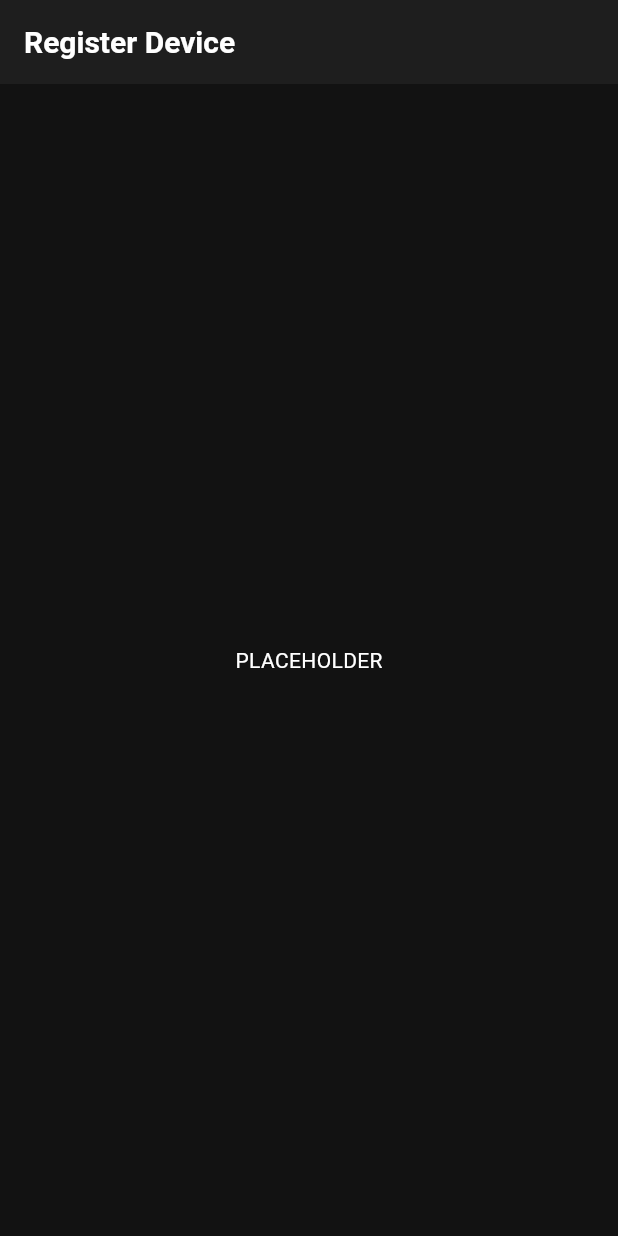
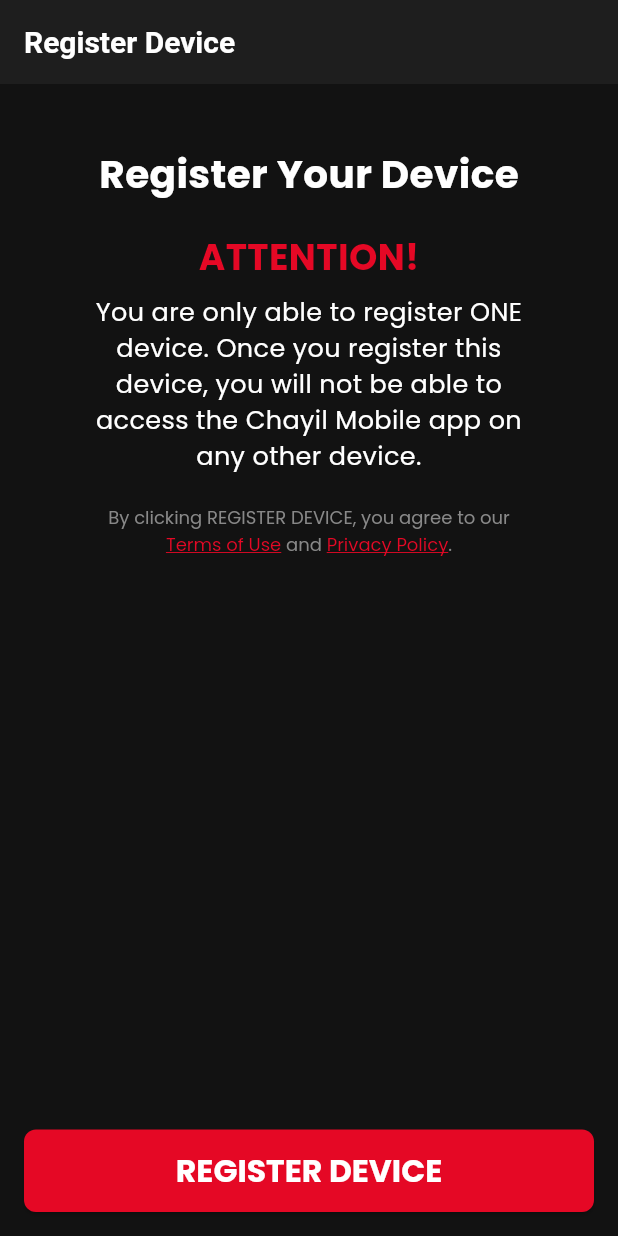
Before and after one commit to ericziegler/ChayilFlutter, a Flutter app: the RegisterDevicePage screen opened directly, on a phone screen of 412 x 824 dp. Run offline on Flutter 3.47's test engine with Material 3 defaults, Android fonts, the phone set to English and light mode, and no system bars; our stand-ins replace chewie, device_info_plus, flutter_secure_storage, video_player; missing offline and left inert: encrypt; accounts and stored records are empty.

Commit message:
EZ: Add links to privacy and terms of use.

```diff
--- a/lib/domain/repositories/user_repository.dart
+++ b/lib/domain/repositories/user_repository.dart
@@ -131,8 +131,9 @@ class UserRepository {
   }
 
   // Register device ID for a user
-  Future<User> registerDevice(String email, String? existingDeviceId) async {
-    final deviceId = existingDeviceId ?? await _getOrCreateDeviceId();
+  Future<User?> registerDevice(String email) async {
+    final deviceId =
+        await _loadCachedDeviceId() ?? await _getOrCreateDeviceId();
 
     final response = await _network.get(
       'user/register_device.php?email=$email&device=$deviceId',
--- a/lib/presentation/authentication/register_device_page.dart
+++ b/lib/presentation/authentication/register_device_page.dart
@@ -1,16 +1,154 @@
 import 'package:flutter/material.dart';
+import 'package:flutter/gestures.dart';
+import 'package:chayil/utilities/styles/colors.dart';
+import 'package:chayil/utilities/styles/text_styles.dart';
+import 'package:chayil/domain/repositories/user_repository.dart';
+import 'package:chayil/domain/models/users/user.dart';
+import 'package:chayil/utilities/components/action_button.dart';
+import 'package:chayil/utilities/components/alert_dialog.dart';
+import 'package:chayil/utilities/components/loading_widget.dart';
+import 'package:chayil/presentation/main_tab/main_tab_page.dart';
+import 'package:url_launcher/url_launcher.dart';
 
-class RegisterDevicePage extends StatelessWidget {
+class RegisterDevicePage extends StatefulWidget {
   const RegisterDevicePage({Key? key}) : super(key: key);
 
   @override
+  State<RegisterDevicePage> createState() => _RegisterDevicePage();
+}
+
+class _RegisterDevicePage extends State<RegisterDevicePage> {
+  final _userRepository = UserRepository();
+  bool _isLoading = false;
+
+  void _onRegisterPressed(BuildContext context) {
+    if (!_isLoading) {
+      FocusManager.instance.primaryFocus?.unfocus();
+      _registerDevice(context);
+    }
+  }
+
+  void _registerDevice(BuildContext context) async {
+    setState(() {
+      _isLoading = true;
+    });
+
+    final email = await _userRepository.loadSecureEmail() ?? '';
+    User? user = await _userRepository.registerDevice(email);
+
+    if (!mounted) return; // ✅
+
+    if (user == null) {
+      showErrorAlert(
+        context,
+        "We were unable to log you in. Please make sure your login code is correct.",
+      );
+    } else {
+      if (user.deviceId == null) {
+        Navigator.of(context).pushReplacement(
+          MaterialPageRoute(builder: (context) => const RegisterDevicePage()),
+        );
+      } else {
+        Navigator.of(context).pushReplacement(
+          MaterialPageRoute(builder: (context) => const MainTabPage()),
+        );
+      }
+    }
+  }
+
+  Future<void> _launchUrl(String urlString) async {
+    final Uri url = Uri.parse(urlString);
+    if (!await launchUrl(url, mode: LaunchMode.externalApplication)) {}
+  }
+
+  @override
   Widget build(BuildContext context) {
+    // Calculate the height to offset the content
+    final double screenHeight = MediaQuery.of(context).size.height;
+    final double offsetHeight = screenHeight * 0.05; // 1/4 of the screen height
+
     return Scaffold(
       appBar: AppBar(
-        title: const Text('Register Device'),
+        title: const Text("Register Device"),
       ),
-      body: const Center(
-        child: Text('PLACEHOLDER'),
+      body: Stack(children: [
+        SingleChildScrollView(
+          keyboardDismissBehavior: ScrollViewKeyboardDismissBehavior.onDrag,
+          child: Center(
+            child: SizedBox(
+              width: 300,
+              child: Column(
+                mainAxisAlignment: MainAxisAlignment.start,
+                children: <Widget>[
+                  SizedBox(height: offsetHeight),
+                  const Text(
+                    'Register Your Device',
+                    style: headerTextStyle,
+                  ),
+                  const SizedBox(height: 20),
+                  const Text(
+                    'ATTENTION!',
+                    style: warningTextStyle,
+                  ),
+                  const SizedBox(height: 8),
+                  const Text(
+                    'You are only able to register ONE device. Once you register this device, you will not be able to access the Chayil Mobile app on any other device.',
+                    style: paragraphTextStyle,
+                    textAlign: TextAlign.center,
+                  ),
+                  const SizedBox(height: 20),
+                  RichText(
+                    textAlign: TextAlign.center,
+                    text: TextSpan(
+                      style: captionTextStyle,
+                      children: [
+                        const TextSpan(
+                            text:
+                                'By clicking REGISTER DEVICE, you agree to our '),
+                        TextSpan(
+                          text: 'Terms of Use',
+                          style: captionTextStyle.copyWith(
+                            decoration: TextDecoration.underline,
+                            color: accentColor,
+                          ),
+                          recognizer: TapGestureRecognizer()
+                            ..onTap = () {
+                              _launchUrl(
+                                  'https://chayilmartialarts.com/mobile-terms.html');
+                            },
+                        ),
+                        const TextSpan(text: ' and '),
+                        TextSpan(
+                          text: 'Privacy Policy',
+                          style: captionTextStyle.copyWith(
+                            decoration: TextDecoration.underline,
+                            color: accentColor,
+                          ),
+                          recognizer: TapGestureRecognizer()
+                            ..onTap = () {
+                              _launchUrl(
+                                  'https://chayilmartialarts.com/mobile-privacy.html');
+                            },
+                        ),
+                        const TextSpan(text: '.'),
+                      ],
+                    ),
+                  ),
+                ],
+              ),
+            ),
+          ),
+        ),
+        if (_isLoading) const LoadingWidget(),
+      ]),
+      bottomNavigationBar: Padding(
+        padding: const EdgeInsets.all(16),
+        child: SafeArea(
+          child: ActionButton(
+            text: 'REGISTER DEVICE',
+            onPressed: () => _onRegisterPressed(context),
+          ),
+        ),
       ),
     );
   }
--- a/lib/utilities/styles/text_styles.dart
+++ b/lib/utilities/styles/text_styles.dart
@@ -13,10 +13,24 @@ const TextStyle headerTextStyle = TextStyle(
   fontSize: 26,
 );
 
+const TextStyle warningTextStyle = TextStyle(
+  color: accentColor,
+  fontFamily: 'Poppins',
+  fontWeight: FontWeight.w700,
+  fontSize: 24,
+);
+
 const TextStyle paragraphTextStyle = TextStyle(
   fontFamily: 'Poppins',
   fontWeight: FontWeight.w400,
   fontSize: 17,
+);
+
+const TextStyle captionTextStyle = TextStyle(
+  color: secondaryTextColor,
+  fontFamily: 'Poppins',
+  fontWeight: FontWeight.w400,
+  fontSize: 12,
 );
 
 const rankTextStyle = TextStyle(
--- a/pubspec.yaml
+++ b/pubspec.yaml
@@ -19,6 +19,7 @@ dependencies:
   smartlogger: ^1.1.4+1
   video_player: ^2.8.2
   device_info_plus: ^9.1.1
+  url_launcher: ^6.2.5
 
 dev_dependencies:
   flutter_test:
```
Also changed, not shown: pubspec.lock, 6 other files.
